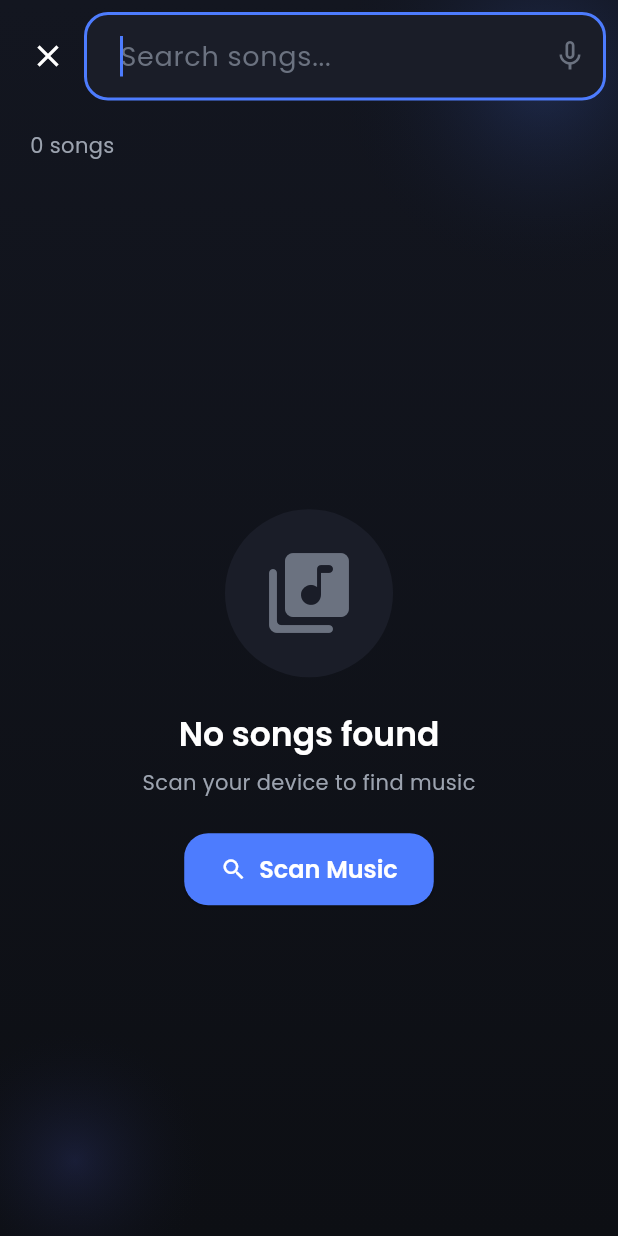
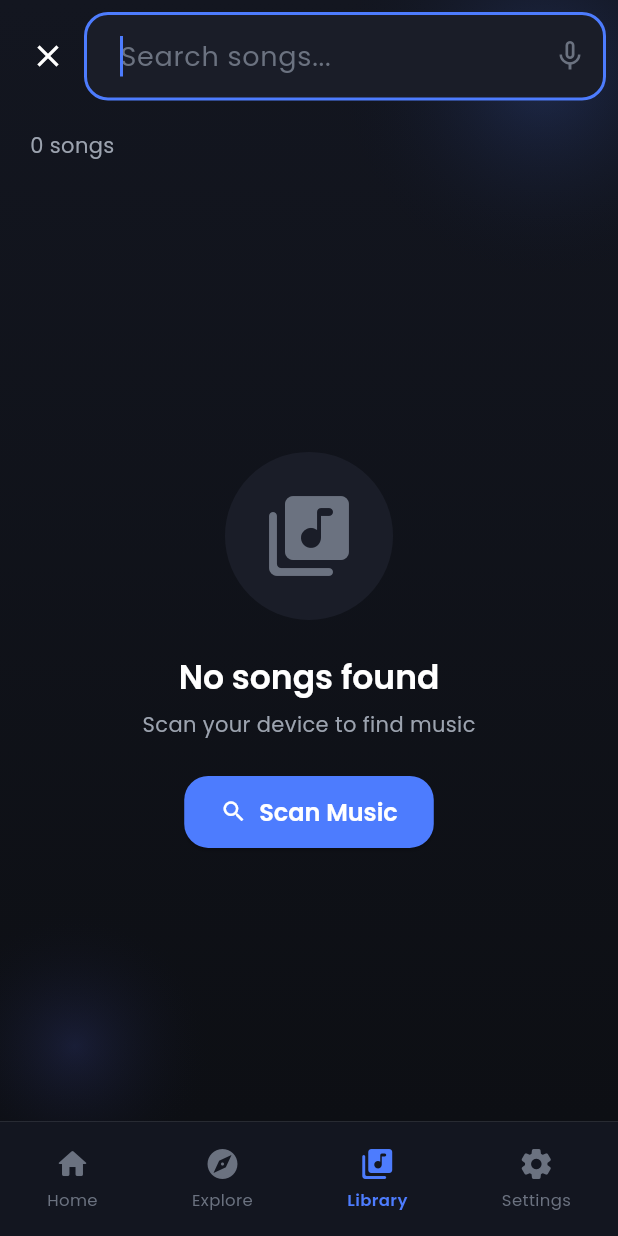
Before and after one commit to ermp8888/own_music_player, a Flutter app: the screen it shows after launch, item 3 of the bottom bar chosen, after a tap on the "search" icon, on a phone screen of 412 x 824 dp. Run offline on Flutter 3.47's test engine with Material 3 defaults, Android fonts, the phone set to English and light mode, and no system bars; our stand-ins replace audio_service, cached_network_image, drift, file_picker, flutter_animate, flutter_dotenv and 10 more; missing offline and left inert: receive_sharing_intent, youtube_explode_dart; accounts and stored records are empty; generated files the repository leaves out were written again; network calls fail; statements that could not run were skipped.

Commit message:
fix: embed LibraryScreen as persistent tab under HomeScreen to fix bottom navigation disappear

```diff
--- a/lib/features/home/presentation/screens/home_screen.dart
+++ b/lib/features/home/presentation/screens/home_screen.dart
@@ -85,15 +85,7 @@ class _HomeScreenState extends ConsumerState<HomeScreen> {
               BottomNavBar(
                 currentIndex: _currentNavIndex,
                 onTap: (index) {
-                  if (index == 2) {
-                    // Library tab - navigate to LibraryScreen
-                    Navigator.push(
-                      context,
-                      MaterialPageRoute(builder: (_) => const LibraryScreen()),
-                    );
-                  } else {
-                    setState(() => _currentNavIndex = index);
-                  }
+                  setState(() => _currentNavIndex = index);
                 },
               ),
             ],
@@ -109,6 +101,8 @@ class _HomeScreenState extends ConsumerState<HomeScreen> {
         return _HomeContent();
       case 1:
         return const OnlineMusicScreen();
+      case 2:
+        return const LibraryScreen(isTab: true);
       case 3:
         return _SettingsPage();
       default:
--- a/lib/features/local_music/presentation/screens/library_screen.dart
+++ b/lib/features/local_music/presentation/screens/library_screen.dart
@@ -13,7 +13,8 @@ import '../../../../shared/widgets/song_actions_sheet.dart';
 
 /// Library screen showing all local songs with search
 class LibraryScreen extends ConsumerStatefulWidget {
-  const LibraryScreen({super.key});
+  final bool isTab;
+  const LibraryScreen({super.key, this.isTab = false});
 
   @override
   ConsumerState<LibraryScreen> createState() => _LibraryScreenState();
@@ -63,6 +64,7 @@ class _LibraryScreenState extends ConsumerState<LibraryScreen> {
                 padding: const EdgeInsets.symmetric(horizontal: 8, vertical: 8),
                 child: Row(
                   children: [
+                    if (!widget.isTab || _isSearching)
                       IconButton(
                         onPressed: () {
                           if (_isSearching) {
@@ -250,7 +252,7 @@ class _LibraryScreenState extends ConsumerState<LibraryScreen> {
               ),
 
               // Mini player
-              const MiniPlayer(),
+              if (!widget.isTab) const MiniPlayer(),
             ],
           ),
         ),
```
Lines whose indentation alone changed are shown as unchanged.
